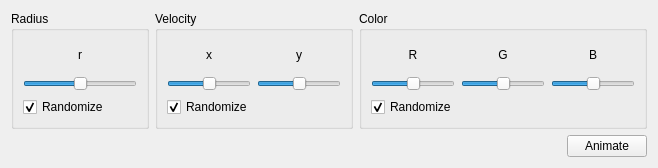
Qt form controlwidget.ui (tsong/blobs) before a commit.
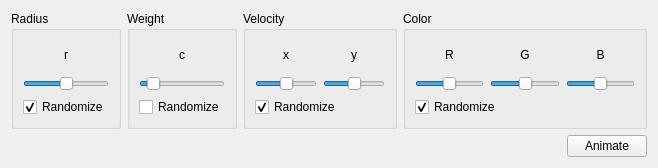
The same form after that commit.

Patch:
```diff
--- a/controlwidget.ui
+++ b/controlwidget.ui
@@ -60,7 +60,7 @@
                <bool>true</bool>
               </property>
               <property name="maximum">
-               <number>99</number>
+               <number>100</number>
               </property>
               <property name="sliderPosition">
                <number>50</number>
@@ -91,6 +91,53 @@
        </layout>
       </widget>
      </item>
+     <item>
+      <widget class="QGroupBox" name="weightGroupBox">
+       <property name="title">
+        <string>Weight</string>
+       </property>
+       <layout class="QVBoxLayout" name="verticalLayout_11">
+        <item>
+         <layout class="QVBoxLayout" name="verticalLayout_15">
+          <item>
+           <layout class="QVBoxLayout" name="verticalLayout_14">
+            <item>
+             <widget class="QLabel" name="label_6">
+              <property name="text">
+               <string>c</string>
+              </property>
+              <property name="alignment">
+               <set>Qt::AlignCenter</set>
+              </property>
+             </widget>
+            </item>
+            <item>
+             <widget class="QSlider" name="weightSlider">
+              <property name="maximum">
+               <number>100</number>
+              </property>
+              <property name="value">
+               <number>10</number>
+              </property>
+              <property name="orientation">
+               <enum>Qt::Horizontal</enum>
+              </property>
+             </widget>
+            </item>
+           </layout>
+          </item>
+          <item>
+           <widget class="QCheckBox" name="weightRandomize">
+            <property name="text">
+             <string>Randomize</string>
+            </property>
+           </widget>
+          </item>
+         </layout>
+        </item>
+       </layout>
+      </widget>
+     </item>
      <item>
       <widget class="QGroupBox" name="velocityGroupBox">
        <property name="title">
@@ -116,6 +163,9 @@
               <property name="enabled">
                <bool>true</bool>
               </property>
+              <property name="maximum">
+               <number>100</number>
+              </property>
               <property name="value">
                <number>50</number>
               </property>
@@ -143,6 +193,9 @@
               <property name="enabled">
                <bool>true</bool>
               </property>
+              <property name="maximum">
+               <number>100</number>
+              </property>
               <property name="value">
                <number>50</number>
               </property>
@@ -195,7 +248,7 @@
             <item>
              <widget class="QSlider" name="redSlider">
               <property name="maximum">
-               <number>99</number>
+               <number>100</number>
               </property>
               <property name="value">
                <number>50</number>
@@ -222,7 +275,7 @@
             <item>
              <widget class="QSlider" name="greenSlider">
               <property name="maximum">
-               <number>99</number>
+               <number>100</number>
               </property>
               <property name="value">
                <number>50</number>
@@ -252,7 +305,7 @@
             <item>
              <widget class="QSlider" name="blueSlider">
               <property name="maximum">
-               <number>99</number>
+               <number>100</number>
               </property>
               <property name="value">
                <number>50</number>
```
